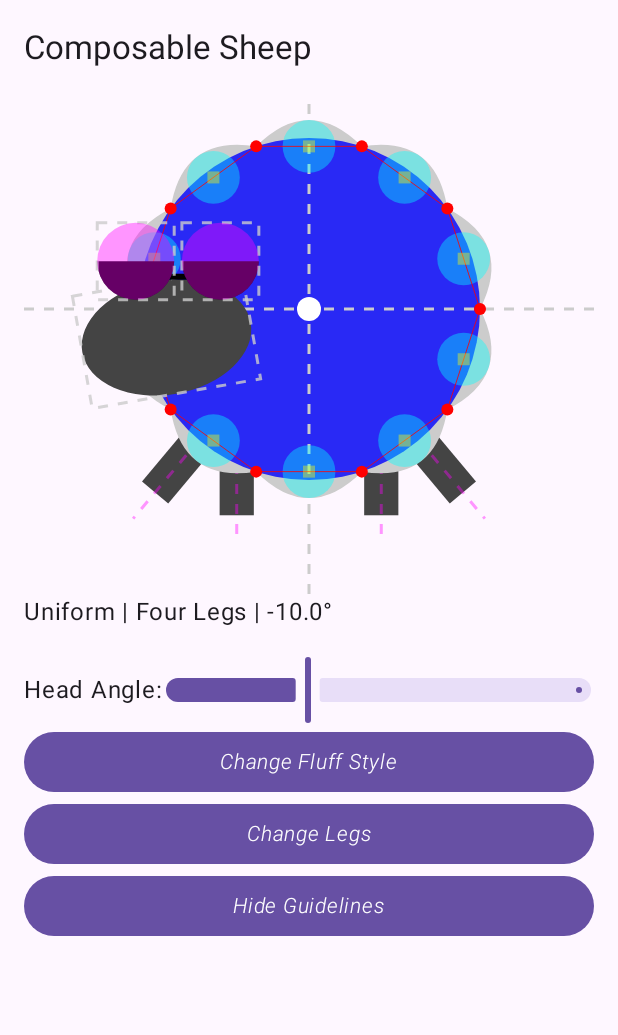
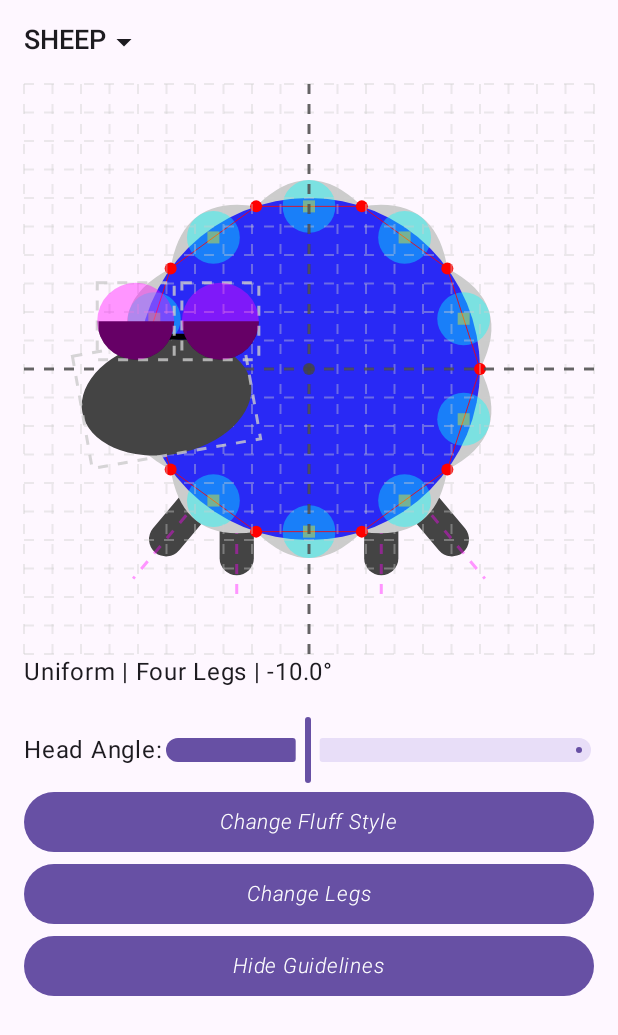
Before and after one commit to nicole-terc/composable-sheep, an Android app built with Jetpack Compose: the screen it shows after launch (MainActivity), after a tap on "Show Guidelines", on a phone screen of 412 x 824 dp. Shown: the top 1035 px of the screen. Run offline under Robolectric (Android 15) with nearby library versions, the phone set to English and light mode, and no system bars; our stand-ins replace accompanist; 3 other taps on this screen came first.

Commit message:
Add Line Screen

```diff
--- /dev/null
+++ b/app/src/main/java/nstv/sheep/guidelines/BasicGuidelines.kt
@@ -0,0 +1,123 @@
+package nstv.sheep.guidelines
+
+import androidx.compose.ui.geometry.Offset
+import androidx.compose.ui.geometry.Size
+import androidx.compose.ui.geometry.center
+import androidx.compose.ui.graphics.Color
+import androidx.compose.ui.graphics.PathEffect
+import androidx.compose.ui.graphics.PointMode
+import androidx.compose.ui.graphics.StrokeCap
+import androidx.compose.ui.graphics.drawscope.DrawScope
+import androidx.compose.ui.graphics.drawscope.Stroke
+import androidx.compose.ui.graphics.drawscope.rotate
+import nstv.design.theme.Grid
+
+const val GuidelineStrokeWidth = 3f
+val GuidelineDashPattern = PathEffect.dashPathEffect(floatArrayOf(10f, 10f))
+
+object GuidelineAlpha {
+    const val strong: Float = 0.8f
+    const val normal: Float = 0.4f
+    const val low: Float = 0.2f
+}
+
+fun DrawScope.drawRectGuideline(
+    topLeft: Offset,
+    size: Size,
+    degrees: Float = 0f,
+    color: Color = Color.LightGray.copy(GuidelineAlpha.strong),
+    stroke: Stroke = Stroke(
+        width = GuidelineStrokeWidth,
+        pathEffect = GuidelineDashPattern,
+    )
+) {
+    rotate(
+        degrees = degrees,
+        pivot = topLeft + size.center
+    ) {
+        drawRect(
+            color = color,
+            topLeft = topLeft,
+            size = size,
+            style = stroke
+        )
+    }
+}
+
+fun DrawScope.drawGrid(
+    numberOfCells: Int = 20,
+    color: Color = Color.LightGray.copy(GuidelineAlpha.normal),
+    pathEffect: PathEffect = GuidelineDashPattern,
+    strokeWidth: Float = 2f
+) {
+    val stepSize = size.minDimension.div(numberOfCells)
+    var currentStepPosition = 0f
+
+    while (currentStepPosition <= size.maxDimension) {
+
+        if (currentStepPosition <= size.height) {
+            // x axis
+            drawLine(
+                color = color,
+                start = Offset(x = 0f, y = currentStepPosition),
+                end = Offset(x = size.width, y = currentStepPosition),
+                pathEffect = pathEffect,
+                strokeWidth = strokeWidth
+            )
+        }
+
+        if (currentStepPosition <= size.width) {
+            // y axis
+            drawLine(
+                color = color,
+                start = Offset(x = currentStepPosition, y = 0f),
+                end = Offset(x = currentStepPosition, y = size.height),
+                pathEffect = pathEffect,
+                strokeWidth = strokeWidth
+            )
+        }
+
+        currentStepPosition += stepSize
+    }
+}
+
+fun DrawScope.drawCenterAxis(
+    color: Color = Color.DarkGray.copy(GuidelineAlpha.strong),
+    pathEffect: PathEffect = GuidelineDashPattern,
+    lineStrokeWidth: Float = GuidelineStrokeWidth,
+) {
+
+    // Vertical Axis from Circle Center
+    drawLine(
+        color = color,
+        strokeWidth = lineStrokeWidth,
+        pathEffect = pathEffect,
+        start = Offset(size.center.x, 0f),
+        end = Offset(size.center.x, size.height)
+    )
+
+    // Horizontal Axis from Circle Center
+    drawLine(
+        color = color,
+        strokeWidth = lineStrokeWidth,
+        pathEffect = pathEffect,
+        start = Offset(0f, size.center.y),
+        end = Offset(size.width, size.center.y)
+    )
+
+    drawCenterPoint(color)
+}
+
+fun DrawScope.drawCenterPoint(
+    color: Color = Color.DarkGray.copy(GuidelineAlpha.strong),
+    strokeWidth: Float = Grid.One.toPx(),
+) {
+    // Center point of Main Circle
+    drawPoints(
+        listOf(size.center),
+        color = color,
+        pointMode = PointMode.Points,
+        cap = StrokeCap.Round,
+        strokeWidth = strokeWidth
+    )
+}
--- a/app/src/main/java/nstv/sheep/screens/MainActivity.kt
+++ b/app/src/main/java/nstv/sheep/screens/MainActivity.kt
@@ -3,19 +3,41 @@ package nstv.sheep.screens
 import android.os.Bundle
 import androidx.activity.ComponentActivity
 import androidx.activity.compose.setContent
+import androidx.compose.foundation.clickable
 import androidx.compose.foundation.isSystemInDarkTheme
+import androidx.compose.foundation.layout.Box
+import androidx.compose.foundation.layout.Column
+import androidx.compose.foundation.layout.Row
+import androidx.compose.foundation.layout.Spacer
 import androidx.compose.foundation.layout.fillMaxSize
+import androidx.compose.foundation.layout.fillMaxWidth
+import androidx.compose.foundation.layout.padding
+import androidx.compose.foundation.layout.wrapContentSize
+import androidx.compose.material.icons.Icons
+import androidx.compose.material.icons.filled.ArrowDropDown
+import androidx.compose.material3.DropdownMenu
+import androidx.compose.material3.DropdownMenuItem
 import androidx.compose.material3.ExperimentalMaterial3Api
+import androidx.compose.material3.Icon
 import androidx.compose.material3.MaterialTheme
 import androidx.compose.material3.Scaffold
-import androidx.compose.material3.SmallTopAppBar
 import androidx.compose.material3.Text
 import androidx.compose.runtime.SideEffect
+import androidx.compose.runtime.getValue
+import androidx.compose.runtime.mutableStateOf
+import androidx.compose.runtime.remember
+import androidx.compose.runtime.setValue
+import androidx.compose.ui.Alignment
 import androidx.compose.ui.Modifier
 import com.google.accompanist.systemuicontroller.rememberSystemUiController
 import nstv.design.theme.ComposableSheepAnimationsTheme
-import nstv.sheep.R
+import nstv.design.theme.Grid
+import nstv.sheep.screens.canvasbasics.LineScreen
 import nstv.sheep.screens.sheepscreen.SheepViewerScreen
+
+enum class Screen {
+    SHEEP, LINE
+}
 
 @ExperimentalMaterial3Api
 class MainActivity : ComponentActivity() {
@@ -36,14 +58,54 @@ class MainActivity : ComponentActivity() {
                 }
 
                 Scaffold(
-                    modifier = Modifier.fillMaxSize(),
-                    topBar = {
-                        SmallTopAppBar(
-                            title = { Text(text = getString(R.string.app_name)) }
-                        )
+                    modifier = Modifier
+                        .fillMaxSize(),
+                ) {
+                    var expanded by remember { mutableStateOf(false) }
+                    var selectedScreen by remember { mutableStateOf(Screen.SHEEP) }
+
+                    Column(
+                        Modifier
+                            .fillMaxSize()
+                            .padding(Grid.Two)
+                    ) {
+                        Box(
+                            modifier = Modifier
+                                .fillMaxWidth()
+                                .wrapContentSize(Alignment.TopStart)
+                        ) {
+                            Row(modifier = Modifier.clickable { expanded = true }) {
+                                Text(
+                                    text = selectedScreen.name,
+                                    style = MaterialTheme.typography.headlineSmall,
+                                )
+                                Icon(
+                                    Icons.Default.ArrowDropDown,
+                                    contentDescription = "Select Screen"
+                                )
+                            }
+                            DropdownMenu(
+                                expanded = expanded,
+                                onDismissRequest = { expanded = false }
+                            ) {
+                                Screen.values().forEach { screen ->
+                                    DropdownMenuItem(
+                                        text = { Text(text = screen.name) },
+                                        onClick = {
+                                            expanded = false
+                                            selectedScreen = screen
+                                        }
+                                    )
+                                }
+                            }
+                        }
+                        Spacer(modifier = Modifier.padding(vertical = Grid.One))
+
+                        when (selectedScreen) {
+                            Screen.SHEEP -> SheepViewerScreen()
+                            Screen.LINE -> LineScreen()
+                        }
                     }
-                ) {
-                    SheepViewerScreen()
                 }
             }
         }
--- a/app/src/main/java/nstv/sheep/screens/sheepscreen/SheepViewerScreen.kt
+++ b/app/src/main/java/nstv/sheep/screens/sheepscreen/SheepViewerScreen.kt
@@ -6,7 +6,6 @@ import androidx.compose.foundation.layout.Spacer
 import androidx.compose.foundation.layout.aspectRatio
 import androidx.compose.foundation.layout.fillMaxWidth
 import androidx.compose.foundation.layout.height
-import androidx.compose.foundation.layout.padding
 import androidx.compose.material3.Button
 import androidx.compose.material3.Slider
 import androidx.compose.material3.Text
@@ -15,7 +14,7 @@ import androidx.compose.runtime.mutableStateOf
 import androidx.compose.runtime.remember
 import androidx.compose.ui.Alignment
 import androidx.compose.ui.Modifier
-import androidx.compose.ui.unit.dp
+import nstv.design.theme.Grid
 import nstv.sheep.sheep.SheepComposable
 import nstv.sheep.sheep.model.FluffStyle
 import nstv.sheep.sheep.model.FourLegs
@@ -36,12 +35,7 @@ val legs = listOf(
 )
 
 @Composable
-fun SheepViewerScreen() {
-    SheepViewer()
-}
-
-@Composable
-private fun SheepViewer() {
+fun SheepViewerScreen(modifier: Modifier = Modifier) {
     val showGuidelines = remember { mutableStateOf(false) }
     val fluffStyleIndex = remember { mutableStateOf(0) }
     val legsIndex = remember { mutableStateOf(0) }
@@ -56,7 +50,7 @@ private fun SheepViewer() {
         }
 
     Column(
-        modifier = Modifier.padding(16.dp)
+        modifier = modifier
     ) {
         SheepComposable(
             sheep = sheep.value,
@@ -71,7 +65,7 @@ private fun SheepViewer() {
                 "| ${floor(sheep.value.headAngle)}°"
         )
 
-        Spacer(modifier = Modifier.height(16.dp))
+        Spacer(modifier = Modifier.height(Grid.Two))
 
         val valueRange = -30f..30f
 
--- a/app/src/main/java/nstv/sheep/sheep/BasicGuidelines.kt
+++ /dev/null
@@ -1,41 +0,0 @@
-package nstv.sheep.sheep
-
-import androidx.compose.ui.geometry.Offset
-import androidx.compose.ui.geometry.Size
-import androidx.compose.ui.geometry.center
-import androidx.compose.ui.graphics.Color
-import androidx.compose.ui.graphics.PathEffect
-import androidx.compose.ui.graphics.drawscope.DrawScope
-import androidx.compose.ui.graphics.drawscope.Stroke
-import androidx.compose.ui.graphics.drawscope.rotate
-
-const val GuidelineStrokeWidth = 3f
-val GuidelineDashPattern = PathEffect.dashPathEffect(floatArrayOf(10f, 10f))
-
-object GuidelineAlpha {
-    const val strong: Float = 0.8f
-    const val normal: Float = 0.4f
-    const val low: Float = 0.2f
-}
-
-fun DrawScope.drawRectGuideline(
-    topLeft: Offset,
-    size: Size,
-    degrees: Float = 0f,
-    color: Color = Color.LightGray.copy(GuidelineAlpha.strong)
-) {
-    rotate(
-        degrees = degrees,
-        pivot = topLeft + size.center
-    ) {
-        drawRect(
-            color = color,
-            topLeft = topLeft,
-            size = size,
-            style = Stroke(
-                width = GuidelineStrokeWidth,
-                pathEffect = GuidelineDashPattern,
-            )
-        )
-    }
-}
--- a/app/src/main/java/nstv/sheep/sheep/parts/DrawFluff.kt
+++ b/app/src/main/java/nstv/sheep/sheep/parts/DrawFluff.kt
@@ -7,14 +7,14 @@ import androidx.compose.ui.graphics.PointMode
 import androidx.compose.ui.graphics.StrokeCap
 import androidx.compose.ui.graphics.drawscope.DrawScope
 import androidx.compose.ui.unit.dp
+import nstv.sheep.guidelines.GuidelineAlpha
+import nstv.sheep.guidelines.drawCenterAxis
+import nstv.sheep.guidelines.drawGrid
 import nstv.sheep.maths.FullCircleAngleInRadians
 import nstv.sheep.maths.distanceToOffset
 import nstv.sheep.maths.getCircumferencePointForAngle
 import nstv.sheep.maths.getCurveControlPoint
 import nstv.sheep.maths.getMiddlePoint
-import nstv.sheep.sheep.GuidelineAlpha
-import nstv.sheep.sheep.GuidelineDashPattern
-import nstv.sheep.sheep.GuidelineStrokeWidth
 import nstv.sheep.sheep.model.Sheep
 
 fun DrawScope.drawFluff(
@@ -24,30 +24,17 @@ fun DrawScope.drawFluff(
     showGuidelines: Boolean = false
 ) {
 
-    val fluffPoints =
-        getFluffPoints(
-            sheep = sheep,
-            radius = circleRadius,
-            circleCenter = circleCenterOffset
-        )
+    val fluffPoints: List<Offset> = getFluffPoints(
+        sheep = sheep,
+        radius = circleRadius,
+        circleCenter = circleCenterOffset
+    )
 
-    val fluffPath = Path().apply {
-        var currentPoint =
-            getCircumferencePointForAngle(
-                Math.toRadians(0.0),
-                circleRadius,
-                circleCenterOffset
-            )
-        moveTo(currentPoint.x, currentPoint.y)
-
-        fluffPoints.forEach { fluffPoint ->
-            val controlPoint =
-                getCurveControlPoint(currentPoint, fluffPoint, circleCenterOffset)
-            quadraticBezierTo(controlPoint.x, controlPoint.y, fluffPoint.x, fluffPoint.y)
-            currentPoint = fluffPoint
-        }
-        close()
-    }
+    val fluffPath = getFluffPath(
+        circleCenterOffset = circleCenterOffset,
+        circleRadius = circleRadius,
+        fluffPoints = fluffPoints
+    )
 
     drawPath(path = fluffPath, color = sheep.fluffColor)
 
@@ -60,6 +47,64 @@ fun DrawScope.drawFluff(
     }
 }
 
+fun getFluffPath(
+    circleCenterOffset: Offset,
+    circleRadius: Float,
+    sheep: Sheep
+) = getFluffPath(
+    circleCenterOffset = circleCenterOffset,
+    circleRadius = circleRadius,
+    fluffPoints = getFluffPoints(
+        sheep = sheep,
+        radius = circleRadius,
+        circleCenter = circleCenterOffset
+    )
+)
+
+fun getFluffPath(
+    circleCenterOffset: Offset,
+    circleRadius: Float,
+    fluffPoints: List<Offset> = emptyList(),
+) = Path().apply {
+    var currentPoint = getCircumferencePointForAngle(
+        Math.toRadians(0.0),
+        circleRadius,
+        circleCenterOffset
+    )
+
+    moveTo(currentPoint.x, currentPoint.y)
+
+    fluffPoints.forEach { fluffPoint ->
+        val controlPoint = getCurveControlPoint(currentPoint, fluffPoint, circleCenterOffset)
+        quadraticBezierTo(controlPoint.x, controlPoint.y, fluffPoint.x, fluffPoint.y)
+        currentPoint = fluffPoint
+    }
+
+    close()
+}
+
+private fun getFluffPoints(
+    sheep: Sheep,
+    radius: Float,
+    circleCenter: Offset = Offset.Zero,
+    totalAngleInRadians: Double = FullCircleAngleInRadians
+): List<Offset> {
+    val fluffPoints = mutableListOf<Offset>()
+
+    var totalPercentage = 0.0
+    sheep.fluffChunksPercentages.forEach { fluffPercentage ->
+        totalPercentage += fluffPercentage
+        fluffPoints.add(
+            getCircumferencePointForAngle(
+                totalPercentage.div(100.0).times(totalAngleInRadians),
+                radius,
+                circleCenter
+            )
+        )
+    }
+    return fluffPoints
+}
+
 private fun DrawScope.drawFluffGuidelines(
     circleCenterOffset: Offset,
     circleRadius: Float,
@@ -70,24 +115,6 @@ private fun DrawScope.drawFluffGuidelines(
         color = Color.Blue.copy(alpha = GuidelineAlpha.strong),
         center = center,
         radius = circleRadius
-    )
-
-    // Vertical Axis from Circle Center
-    drawLine(
-        color = Color.LightGray,
-        strokeWidth = GuidelineStrokeWidth,
-        pathEffect = GuidelineDashPattern,
-        start = Offset(circleCenterOffset.x, 0f),
-        end = Offset(circleCenterOffset.x, size.height)
-    )
-
-    // Horizontal Axis from Circle Center
-    drawLine(
-        color = Color.LightGray,
-        strokeWidth = GuidelineStrokeWidth,
-        pathEffect = GuidelineDashPattern,
-        start = Offset(0f, circleCenterOffset.y),
-        end = Offset(size.width, circleCenterOffset.y)
     )
 
     // Current fluff point in circumference
@@ -119,15 +146,6 @@ private fun DrawScope.drawFluffGuidelines(
         currentPointGuidelines = fluffPoint
     }
 
-    // Center point of Main Circle
-    drawPoints(
-        listOf(circleCenterOffset),
-        color = Color.White,
-        pointMode = PointMode.Points,
-        cap = StrokeCap.Round,
-        strokeWidth = 16.dp.toPx()
-    )
-
     // Fluff points (start/end of fluff curves)
     drawPoints(
         fluffPoints,
@@ -145,25 +163,8 @@ private fun DrawScope.drawFluffGuidelines(
         cap = StrokeCap.Butt,
         strokeWidth = 8.dp.toPx()
     )
+
+    // Draw axis at the end
+    drawGrid()
+    drawCenterAxis()
 }
-
-private fun getFluffPoints(
-    sheep: Sheep,
-    radius: Float,
-    circleCenter: Offset = Offset.Zero,
-    totalAngleInRadians: Double = FullCircleAngleInRadians
-): List<Offset> {
-    val fluffPoints = mutableListOf<Offset>()
-    var totalPercentage = 0.0
-    sheep.fluffChunksPercentages.forEach { fluffPercentage ->
-        totalPercentage += fluffPercentage
-        fluffPoints.add(
-            getCircumferencePointForAngle(
-                totalPercentage.div(100.0).times(totalAngleInRadians),
-                radius,
-                circleCenter
-            )
-        )
-    }
-    return fluffPoints
-}
--- a/app/src/main/java/nstv/sheep/sheep/parts/DrawGlasses.kt
+++ b/app/src/main/java/nstv/sheep/sheep/parts/DrawGlasses.kt
@@ -6,8 +6,8 @@ import androidx.compose.ui.geometry.center
 import androidx.compose.ui.graphics.Color
 import androidx.compose.ui.graphics.drawscope.DrawScope
 import androidx.compose.ui.graphics.drawscope.rotate
-import nstv.sheep.sheep.GuidelineAlpha
-import nstv.sheep.sheep.drawRectGuideline
+import nstv.sheep.guidelines.GuidelineAlpha
+import nstv.sheep.guidelines.drawRectGuideline
 
 fun DrawScope.drawGlasses(
     headTopLeft: Offset,
--- a/app/src/main/java/nstv/sheep/sheep/parts/DrawHead.kt
+++ b/app/src/main/java/nstv/sheep/sheep/parts/DrawHead.kt
@@ -5,7 +5,7 @@ import androidx.compose.ui.geometry.Size
 import androidx.compose.ui.geometry.center
 import androidx.compose.ui.graphics.drawscope.DrawScope
 import androidx.compose.ui.graphics.drawscope.rotate
-import nstv.sheep.sheep.drawRectGuideline
+import nstv.sheep.guidelines.drawRectGuideline
 import nstv.sheep.sheep.model.Sheep
 
 fun DrawScope.drawHead(
--- a/app/src/main/java/nstv/sheep/sheep/parts/DrawLegs.kt
+++ b/app/src/main/java/nstv/sheep/sheep/parts/DrawLegs.kt
@@ -1,5 +1,6 @@
 package nstv.sheep.sheep.parts
 
+import androidx.compose.ui.geometry.CornerRadius
 import androidx.compose.ui.geometry.Offset
 import androidx.compose.ui.geometry.Size
 import androidx.compose.ui.graphics.Color
@@ -8,10 +9,10 @@ import androidx.compose.ui.graphics.StrokeCap
 import androidx.compose.ui.graphics.drawscope.DrawScope
 import androidx.compose.ui.graphics.drawscope.rotate
 import androidx.compose.ui.unit.dp
+import nstv.sheep.guidelines.GuidelineAlpha
+import nstv.sheep.guidelines.GuidelineDashPattern
+import nstv.sheep.guidelines.GuidelineStrokeWidth
 import nstv.sheep.maths.getCircumferencePointForAngle
-import nstv.sheep.sheep.GuidelineAlpha
-import nstv.sheep.sheep.GuidelineDashPattern
-import nstv.sheep.sheep.GuidelineStrokeWidth
 import nstv.sheep.sheep.model.Sheep
 
 private const val OverlapPercentage = 0.5f
@@ -48,10 +49,11 @@ fun DrawScope.drawLegs(
             degrees = leg.rotationDegrees,
             pivot = legPointInCircumference
         ) {
-            drawRect(
+            drawRoundRect(
                 color = sheep.legColor,
                 topLeft = topLeft,
-                size = legSize
+                size = legSize,
+                cornerRadius = CornerRadius(20f)
             )
         }
 
```
Also changed, not shown: app/src/main/java/nstv/sheep/screens/canvasbasics/LineScreen.kt (added, +132 -0 lines).
